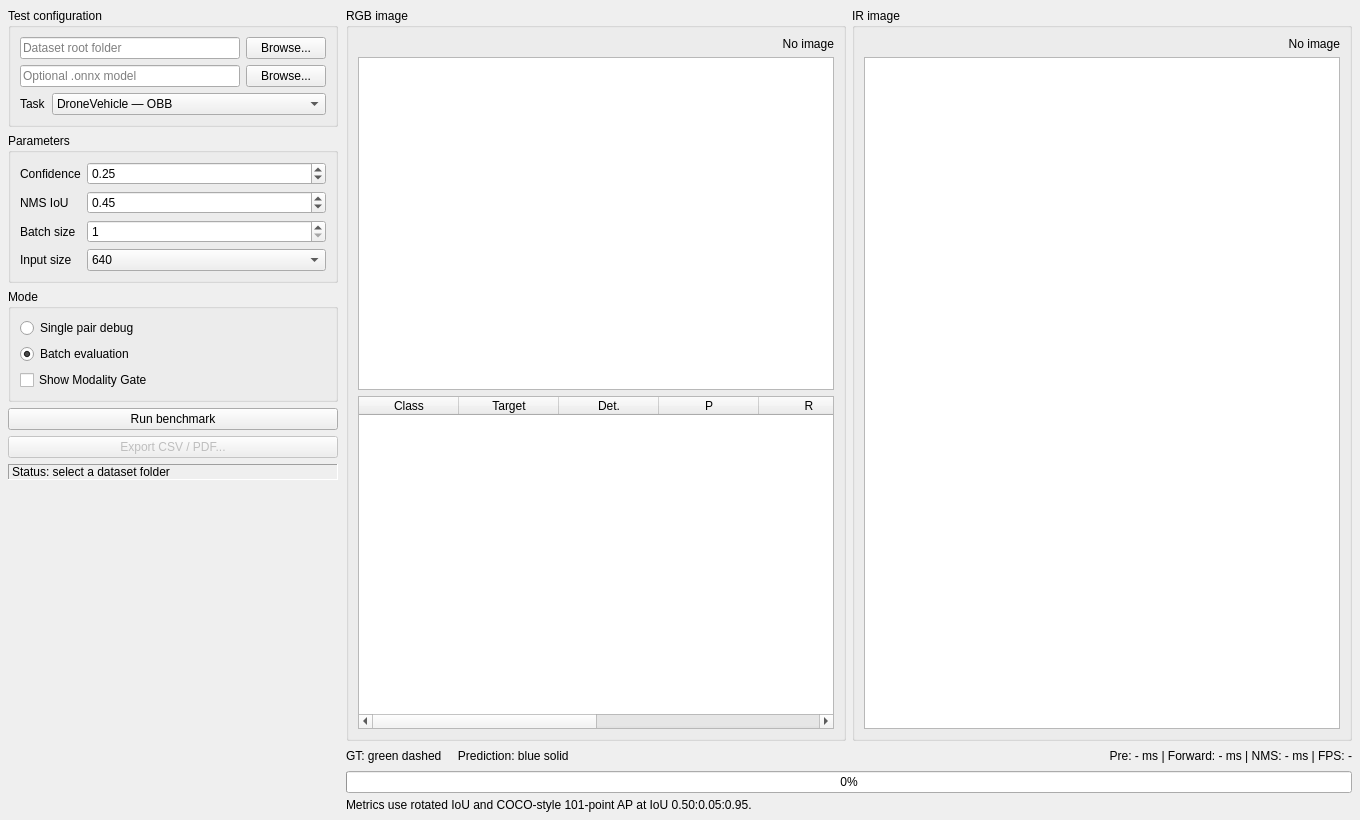
This is src/mainwindow.ui in soncris3012/Test-EGM-Det as Qt 5 draws it before an edit. The edited form follows.
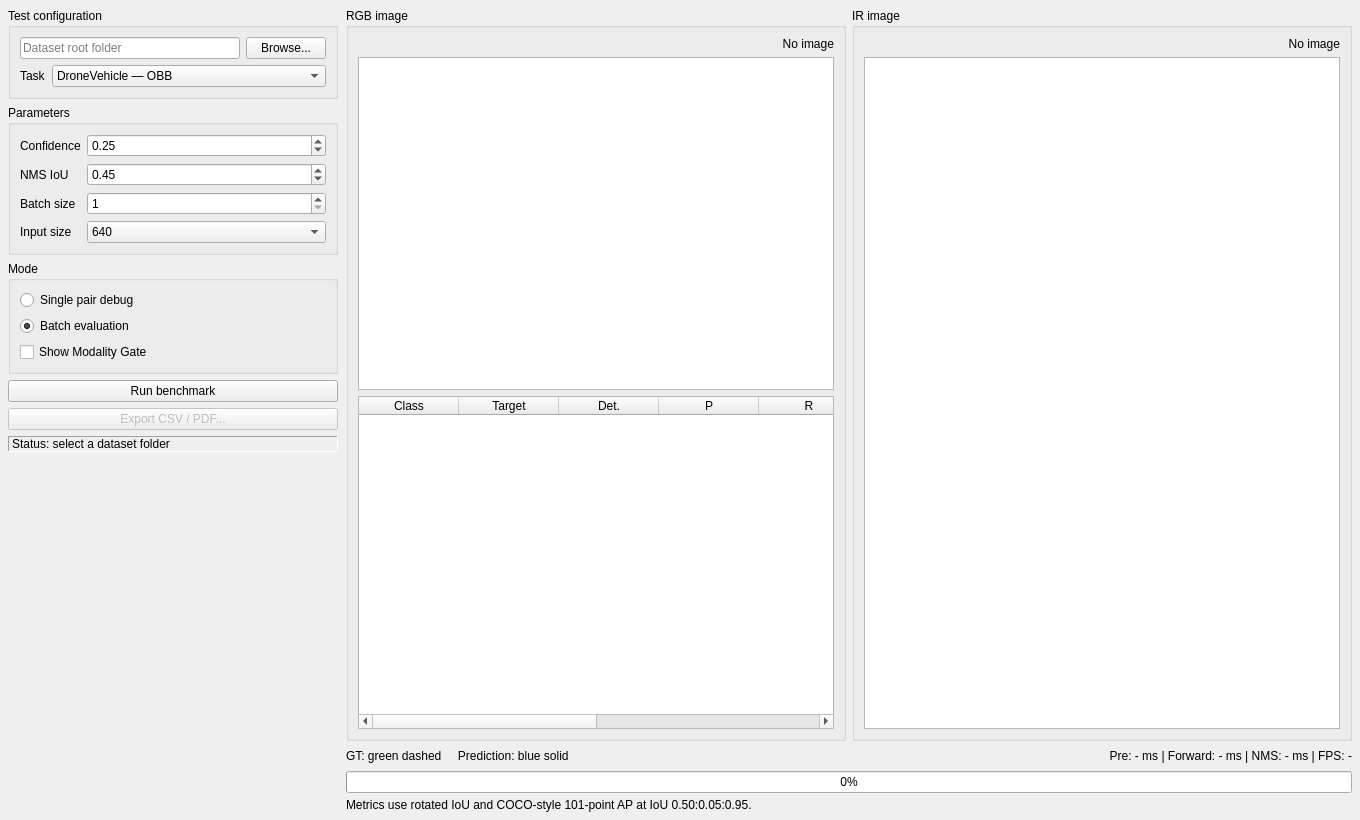
This is the edited form. Custom widgets are drawn as their Qt base class.

Commit message: Auto-discover bundled EGM-Det model

The edit to the form file:
```diff
--- a/src/mainwindow.ui
+++ b/src/mainwindow.ui
@@ -84,24 +84,6 @@
             </item>
            </layout>
           </item>
-          <item>
-           <layout class="QHBoxLayout" name="modelLayout">
-            <item>
-             <widget class="QLineEdit" name="modelEdit">
-              <property name="placeholderText">
-               <string>Optional .onnx model</string>
-              </property>
-             </widget>
-            </item>
-            <item>
-             <widget class="QPushButton" name="modelBrowseButton">
-              <property name="text">
-               <string>Browse...</string>
-              </property>
-             </widget>
-            </item>
-           </layout>
-          </item>
           <item>
            <layout class="QFormLayout" name="taskLayout">
             <item row="0" column="0">
```
The commit also changes 4 other files.
